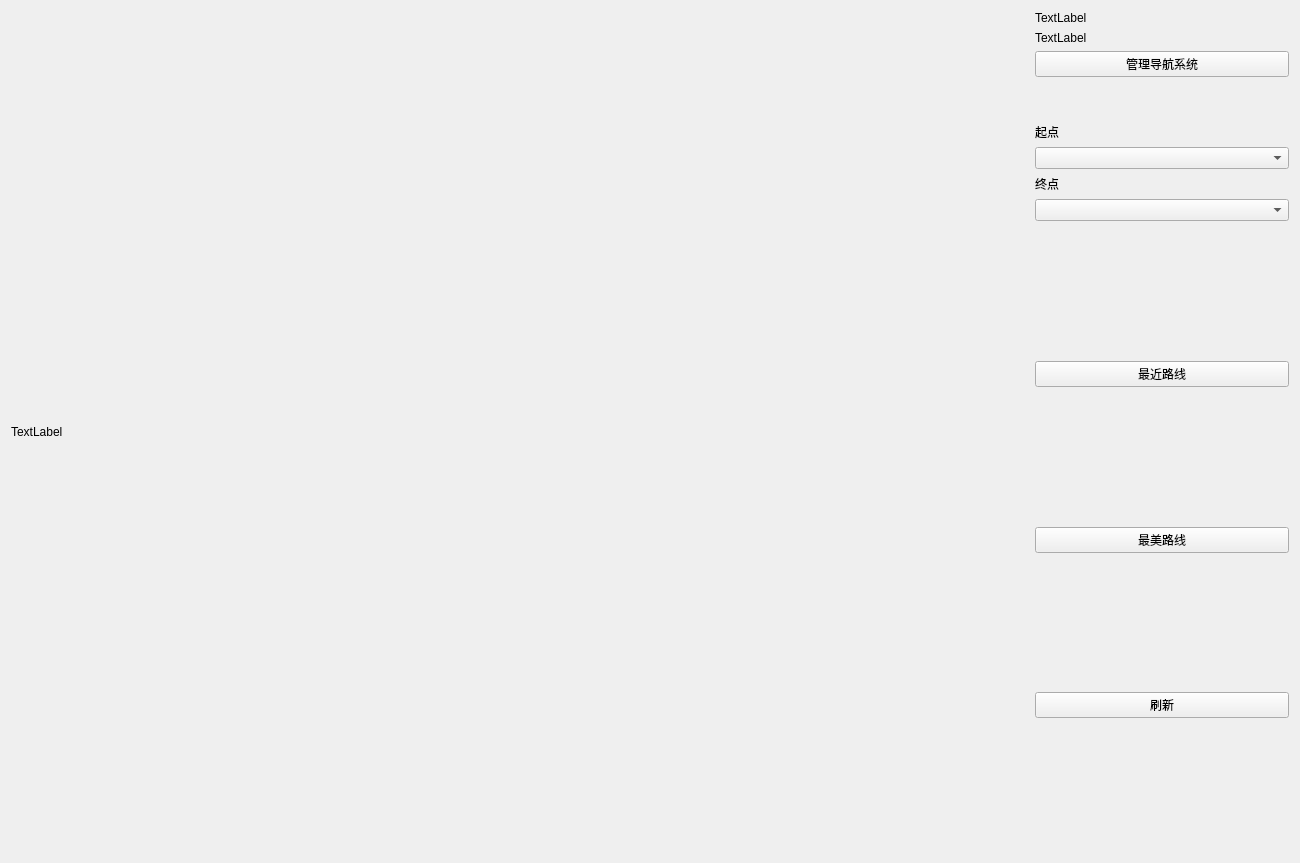
g1050/Daily, file Qt/Navigation_system/mainmenu.ui: the form before one commit.
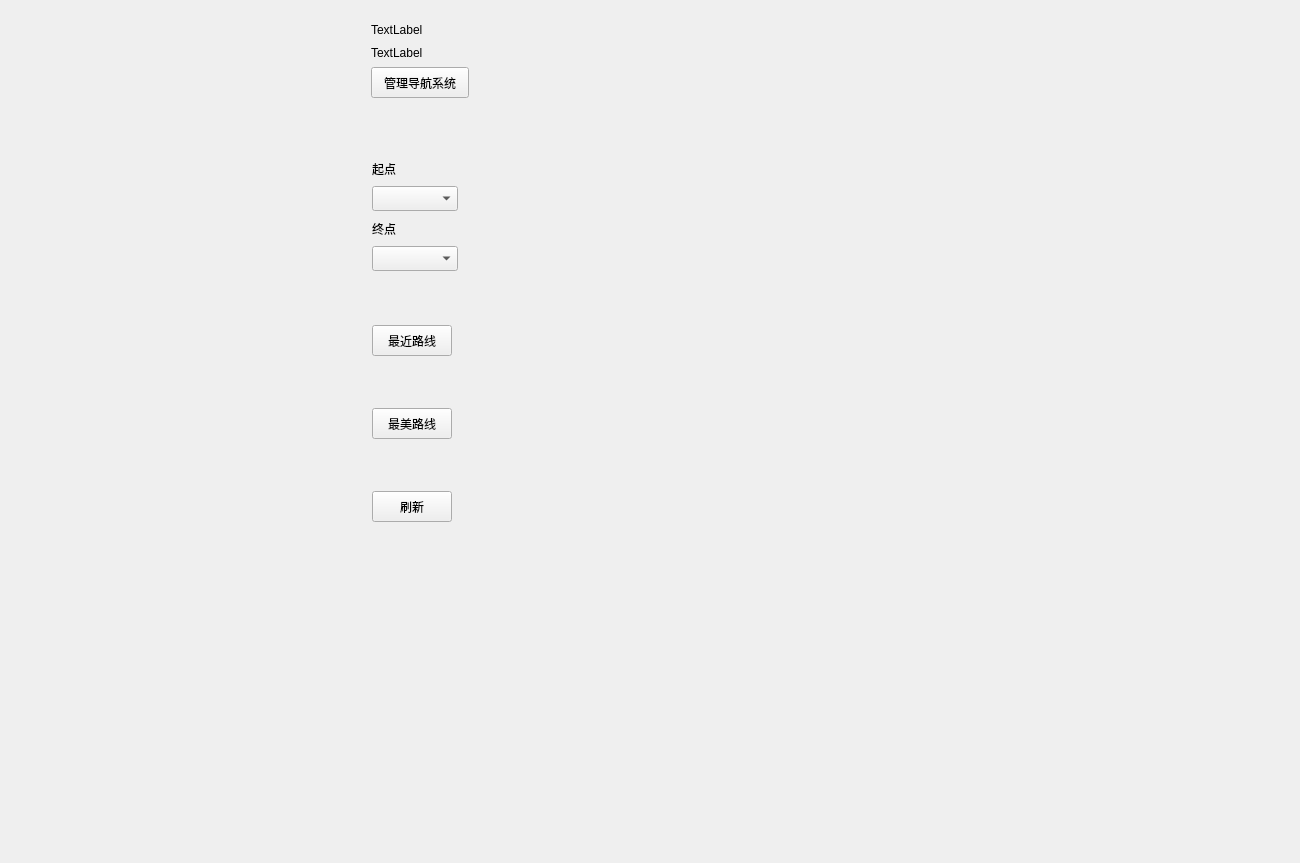
The form after the commit.

```diff
--- a/Qt/Navigation_system/mainmenu.ui
+++ b/Qt/Navigation_system/mainmenu.ui
@@ -25,67 +25,54 @@
   <property name="windowTitle">
    <string>Form</string>
   </property>
-  <layout class="QHBoxLayout" name="horizontalLayout" stretch="8,2">
-   <item>
-    <widget class="QLabel" name="label_5">
-     <property name="text">
-      <string>TextLabel</string>
-     </property>
-    </widget>
-   </item>
-   <item>
-    <layout class="QVBoxLayout" name="verticalLayout_3">
-     <item>
       <widget class="QLabel" name="label_2">
+   <property name="geometry">
+    <rect>
+     <x>371</x>
+     <y>21</y>
+     <width>67</width>
+     <height>17</height>
+    </rect>
+   </property>
        <property name="text">
         <string>TextLabel</string>
        </property>
       </widget>
-     </item>
-     <item>
       <widget class="QLabel" name="label">
+   <property name="geometry">
+    <rect>
+     <x>371</x>
+     <y>44</y>
+     <width>67</width>
+     <height>17</height>
+    </rect>
+   </property>
        <property name="text">
         <string>TextLabel</string>
        </property>
       </widget>
-     </item>
-     <item>
       <widget class="QPushButton" name="btn_manage">
+   <property name="geometry">
+    <rect>
+     <x>371</x>
+     <y>67</y>
+     <width>98</width>
+     <height>31</height>
+    </rect>
+   </property>
        <property name="text">
         <string>管理导航系统</string>
        </property>
       </widget>
-     </item>
-     <item>
-      <spacer name="horizontalSpacer">
-       <property name="orientation">
-        <enum>Qt::Horizontal</enum>
-       </property>
-       <property name="sizeHint" stdset="0">
-        <size>
-         <width>40</width>
-         <height>20</height>
-        </size>
-       </property>
-      </spacer>
-     </item>
-     <item>
-      <spacer name="horizontalSpacer_2">
-       <property name="orientation">
-        <enum>Qt::Horizontal</enum>
-       </property>
-       <property name="sizeHint" stdset="0">
-        <size>
-         <width>40</width>
-         <height>20</height>
-        </size>
-       </property>
-      </spacer>
-     </item>
-     <item>
-      <layout class="QVBoxLayout" name="verticalLayout_2" stretch="1,4,1,4">
-       <item>
         <widget class="QLabel" name="label_3">
+   <property name="geometry">
+    <rect>
+     <x>372</x>
+     <y>157</y>
+     <width>30</width>
+     <height>23</height>
+    </rect>
+   </property>
          <property name="sizePolicy">
           <sizepolicy hsizetype="Ignored" vsizetype="Fixed">
            <horstretch>0</horstretch>
@@ -96,9 +83,15 @@
           <string>起点</string>
          </property>
         </widget>
-       </item>
-       <item>
         <widget class="QComboBox" name="cb_st">
+   <property name="geometry">
+    <rect>
+     <x>372</x>
+     <y>186</y>
+     <width>86</width>
+     <height>25</height>
+    </rect>
+   </property>
          <property name="sizePolicy">
           <sizepolicy hsizetype="Preferred" vsizetype="Fixed">
            <horstretch>0</horstretch>
@@ -106,12 +99,18 @@
           </sizepolicy>
          </property>
         </widget>
-       </item>
-       <item>
         <widget class="QLabel" name="label_4">
          <property name="enabled">
           <bool>true</bool>
          </property>
+   <property name="geometry">
+    <rect>
+     <x>372</x>
+     <y>217</y>
+     <width>30</width>
+     <height>23</height>
+    </rect>
+   </property>
          <property name="sizePolicy">
           <sizepolicy hsizetype="Ignored" vsizetype="Fixed">
            <horstretch>0</horstretch>
@@ -122,92 +121,55 @@
           <string>终点</string>
          </property>
         </widget>
-       </item>
-       <item>
-        <widget class="QComboBox" name="cb_ed"/>
-       </item>
-      </layout>
-     </item>
-     <item>
-      <layout class="QVBoxLayout" name="verticalLayout">
-       <item>
-        <spacer name="verticalSpacer_4">
-         <property name="orientation">
-          <enum>Qt::Vertical</enum>
-         </property>
-         <property name="sizeHint" stdset="0">
-          <size>
-           <width>20</width>
-           <height>40</height>
-          </size>
-         </property>
-        </spacer>
-       </item>
-       <item>
+  <widget class="QComboBox" name="cb_ed">
+   <property name="geometry">
+    <rect>
+     <x>372</x>
+     <y>246</y>
+     <width>86</width>
+     <height>25</height>
+    </rect>
+   </property>
+  </widget>
         <widget class="QPushButton" name="btn_findpath">
+   <property name="geometry">
+    <rect>
+     <x>372</x>
+     <y>325</y>
+     <width>80</width>
+     <height>31</height>
+    </rect>
+   </property>
          <property name="text">
           <string>最近路线</string>
          </property>
         </widget>
-       </item>
-       <item>
-        <spacer name="verticalSpacer_3">
-         <property name="orientation">
-          <enum>Qt::Vertical</enum>
-         </property>
-         <property name="sizeHint" stdset="0">
-          <size>
-           <width>20</width>
-           <height>40</height>
-          </size>
-         </property>
-        </spacer>
-       </item>
-       <item>
         <widget class="QPushButton" name="pushButton">
+   <property name="geometry">
+    <rect>
+     <x>372</x>
+     <y>408</y>
+     <width>80</width>
+     <height>31</height>
+    </rect>
+   </property>
          <property name="text">
           <string>最美路线</string>
          </property>
         </widget>
-       </item>
-       <item>
-        <spacer name="verticalSpacer_2">
-         <property name="orientation">
-          <enum>Qt::Vertical</enum>
-         </property>
-         <property name="sizeHint" stdset="0">
-          <size>
-           <width>20</width>
-           <height>40</height>
-          </size>
-         </property>
-        </spacer>
-       </item>
-       <item>
         <widget class="QPushButton" name="btn_clear">
+   <property name="geometry">
+    <rect>
+     <x>372</x>
+     <y>491</y>
+     <width>80</width>
+     <height>31</height>
+    </rect>
+   </property>
          <property name="text">
           <string>刷新</string>
          </property>
         </widget>
-       </item>
-       <item>
-        <spacer name="verticalSpacer">
-         <property name="orientation">
-          <enum>Qt::Vertical</enum>
-         </property>
-         <property name="sizeHint" stdset="0">
-          <size>
-           <width>20</width>
-           <height>40</height>
-          </size>
-         </property>
-        </spacer>
-       </item>
-      </layout>
-     </item>
-    </layout>
-   </item>
-  </layout>
  </widget>
  <resources/>
  <connections/>
```
Lines whose indentation alone changed are shown as unchanged.
